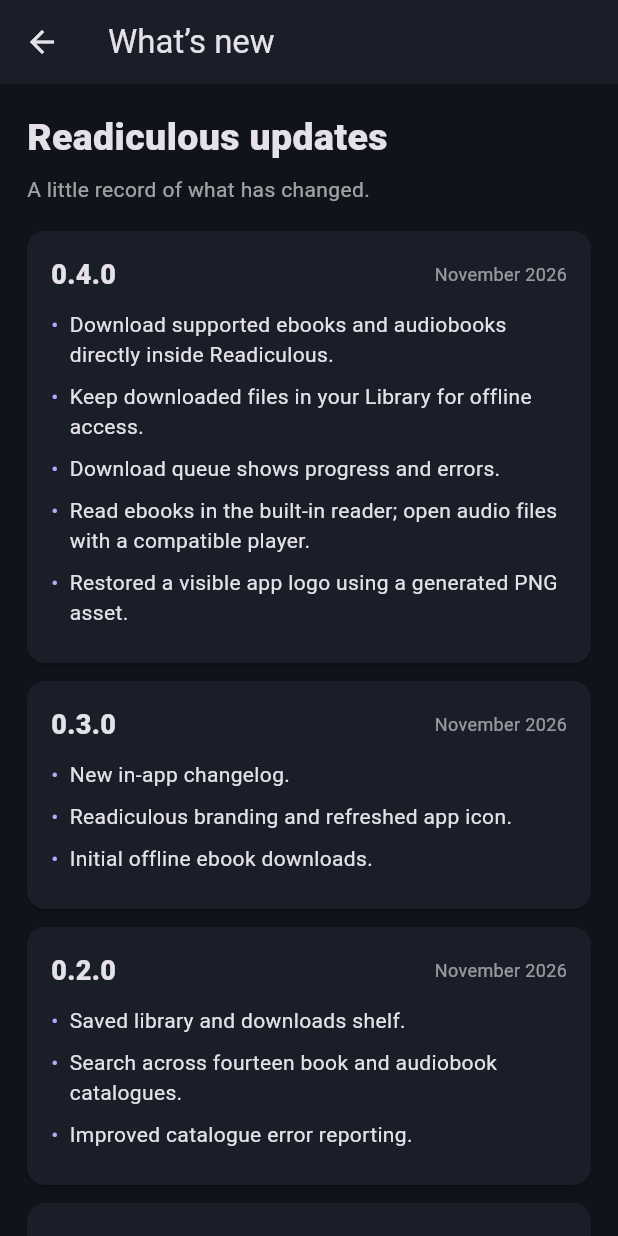
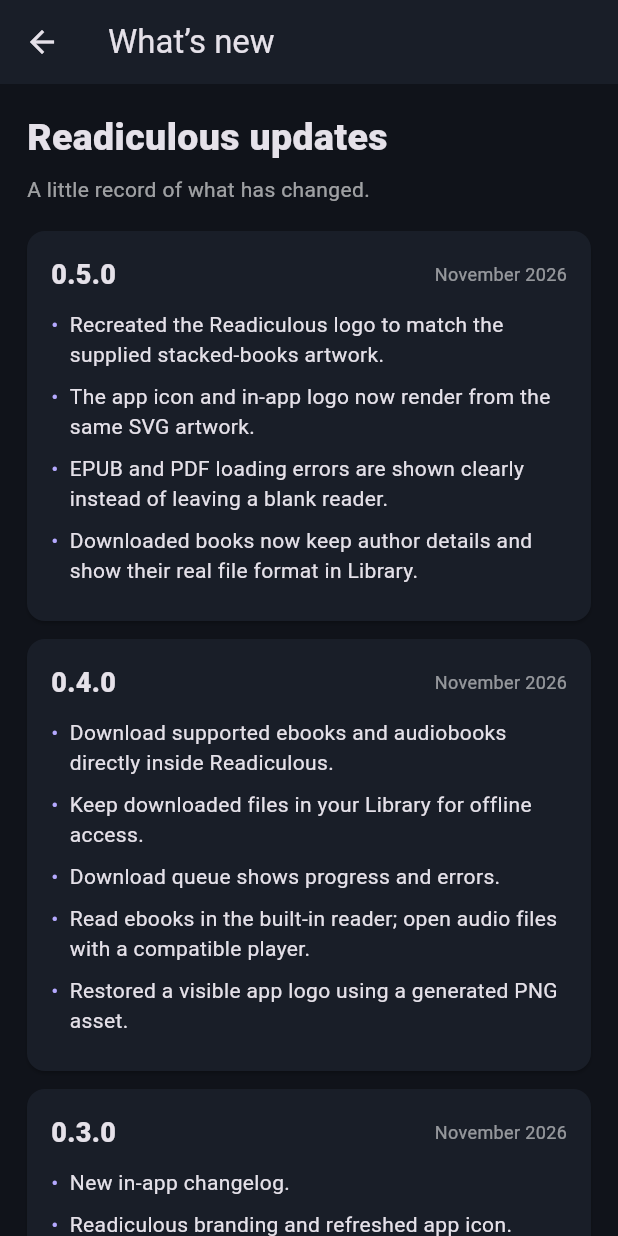
Before and after one commit to Senior-Toasty/books-to-read, a Flutter app: the ChangelogPage screen opened directly, on a phone screen of 412 x 824 dp. Run offline on Flutter 3.47's test engine with Material 3 defaults, Android fonts, the phone set to English and light mode, and no system bars; our stand-ins replace open_filex, shared_preferences; missing offline and left inert: epub_view, pdfx; accounts and stored records are empty.

Commit message:
Add logo and reader fixes to the in-app changelog

```diff
--- a/app/lib/changelog_page.dart
+++ b/app/lib/changelog_page.dart
@@ -3,6 +3,12 @@ import 'package:flutter/material.dart';
 class ChangelogPage extends StatelessWidget {
   const ChangelogPage({super.key});
   static const entries = [
+    ('0.5.0', 'November 2026', [
+      'Recreated the Readiculous logo to match the supplied stacked-books artwork.',
+      'The app icon and in-app logo now render from the same SVG artwork.',
+      'EPUB and PDF loading errors are shown clearly instead of leaving a blank reader.',
+      'Downloaded books now keep author details and show their real file format in Library.',
+    ]),
     ('0.4.0', 'November 2026', [
       'Download supported ebooks and audiobooks directly inside Readiculous.',
       'Keep downloaded files in your Library for offline access.',
```
